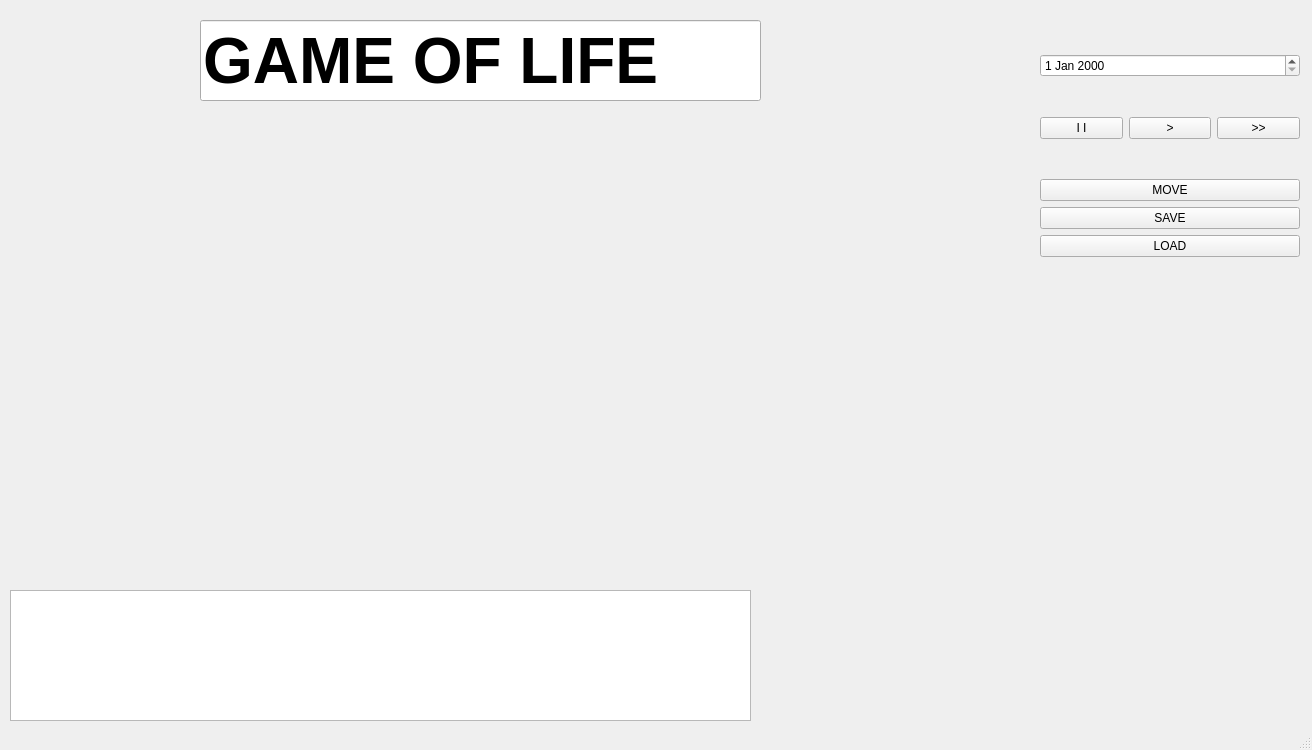
The window that QtGra/grawzycie/mainwindow.ui (JakubCzul/GraWzycie) describes before a commit, drawn with Qt 5.
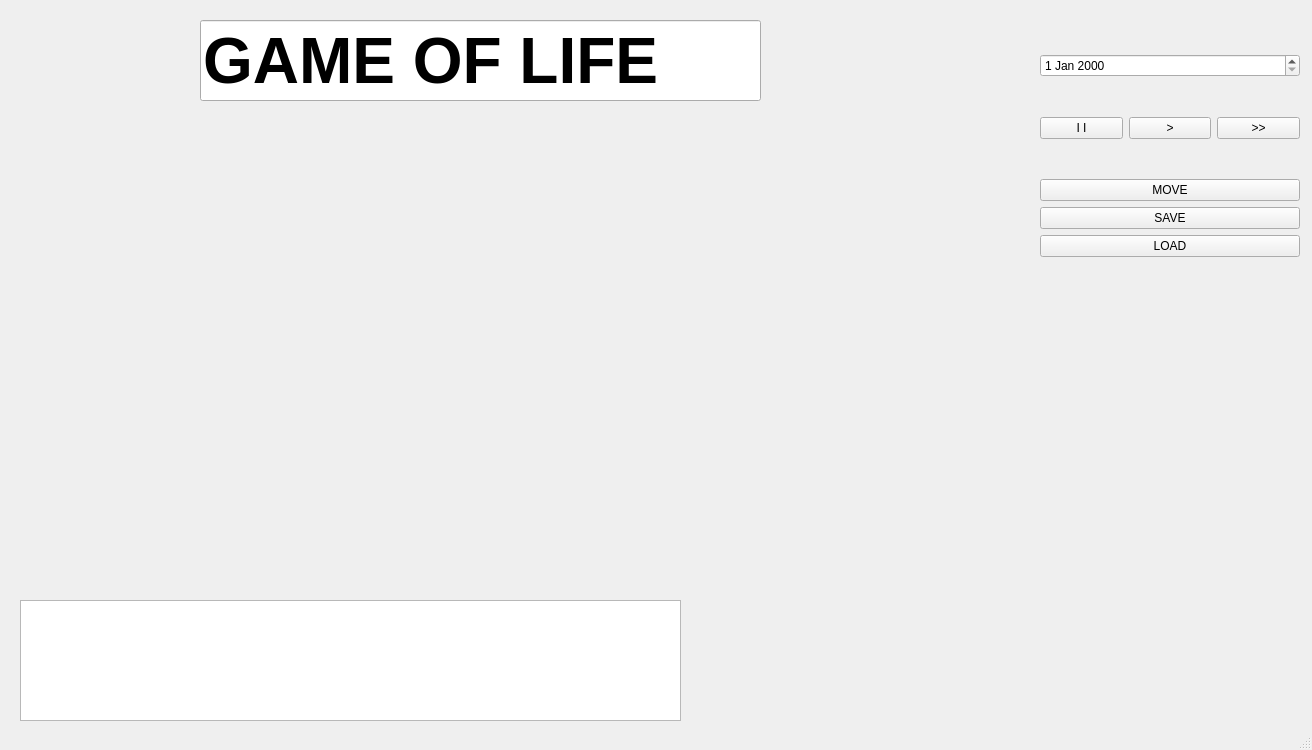
The same window after the commit.

```diff
--- a/QtGra/grawzycie/mainwindow.ui
+++ b/QtGra/grawzycie/mainwindow.ui
@@ -39,16 +39,6 @@
      <string>GAME OF LIFE</string>
     </property>
    </widget>
-   <widget class="QListView" name="infoWindow">
-    <property name="geometry">
-     <rect>
-      <x>10</x>
-      <y>590</y>
-      <width>741</width>
-      <height>131</height>
-     </rect>
-    </property>
-   </widget>
    <widget class="QWidget" name="layoutWidget">
     <property name="geometry">
      <rect>
@@ -114,6 +104,22 @@
      </item>
     </layout>
    </widget>
+   <widget class="QListWidget" name="infoWindow">
+    <property name="geometry">
+     <rect>
+      <x>20</x>
+      <y>600</y>
+      <width>661</width>
+      <height>121</height>
+     </rect>
+    </property>
+    <property name="font">
+     <font>
+      <pointsize>16</pointsize>
+      <bold>true</bold>
+     </font>
+    </property>
+   </widget>
   </widget>
   <widget class="QStatusBar" name="statusbar"/>
  </widget>
```
